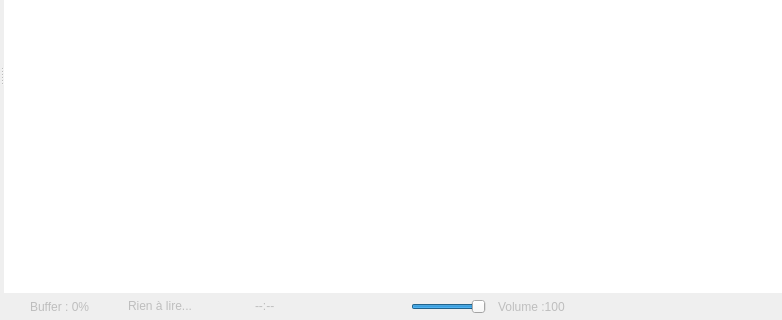
Before: the Qt Designer form src/mainwindow.ui in RxLaboratory/Dumep, drawn with Qt 5; both pictures show x 0 to 782 and y 173 to 493 of the 782 by 493 pixel window.
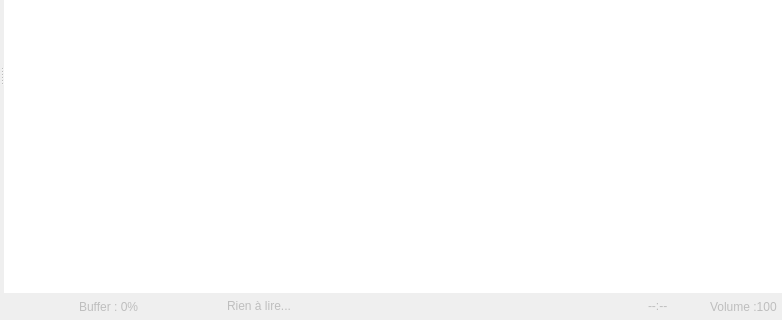
After: the same form once the commit is applied. Icons and pictures are not drawn.

Commit message: Improved volume slider

What changed in the file:
```diff
--- a/src/mainwindow.ui
+++ b/src/mainwindow.ui
@@ -127,6 +127,12 @@
          <property name="enabled">
           <bool>false</bool>
          </property>
+         <property name="sizePolicy">
+          <sizepolicy hsizetype="Expanding" vsizetype="Preferred">
+           <horstretch>0</horstretch>
+           <verstretch>0</verstretch>
+          </sizepolicy>
+         </property>
          <layout class="QHBoxLayout" name="playControlsLayout">
           <property name="spacing">
            <number>10</number>
@@ -187,7 +193,7 @@
             </property>
            </widget>
           </item>
-          <item>
+          <item alignment="Qt::AlignRight">
            <widget class="QLabel" name="durationLabel">
             <property name="sizePolicy">
              <sizepolicy hsizetype="Preferred" vsizetype="Fixed">
@@ -203,9 +209,15 @@
          </layout>
         </widget>
        </item>
-       <item>
+       <item alignment="Qt::AlignRight">
         <widget class="QWidget" name="volumeWidget" native="true">
-         <layout class="QHBoxLayout" name="horizontalLayout">
+         <property name="sizePolicy">
+          <sizepolicy hsizetype="Minimum" vsizetype="Preferred">
+           <horstretch>0</horstretch>
+           <verstretch>0</verstretch>
+          </sizepolicy>
+         </property>
+         <layout class="QHBoxLayout" name="volumeLayout">
           <property name="spacing">
            <number>10</number>
           </property>
@@ -221,43 +233,6 @@
           <property name="bottomMargin">
            <number>0</number>
           </property>
-          <item>
-           <widget class="QSlider" name="volumeSlider">
-            <property name="sizePolicy">
-             <sizepolicy hsizetype="Fixed" vsizetype="Fixed">
-              <horstretch>0</horstretch>
-              <verstretch>0</verstretch>
-             </sizepolicy>
-            </property>
-            <property name="minimumSize">
-             <size>
-              <width>75</width>
-              <height>0</height>
-             </size>
-            </property>
-            <property name="maximumSize">
-             <size>
-              <width>75</width>
-              <height>16777215</height>
-             </size>
-            </property>
-            <property name="maximum">
-             <number>100</number>
-            </property>
-            <property name="sliderPosition">
-             <number>100</number>
-            </property>
-            <property name="orientation">
-             <enum>Qt::Horizontal</enum>
-            </property>
-            <property name="tickPosition">
-             <enum>QSlider::NoTicks</enum>
-            </property>
-            <property name="tickInterval">
-             <number>25</number>
-            </property>
-           </widget>
-          </item>
           <item>
            <widget class="QSpinBox" name="volumeSpinBox">
             <property name="enabled">
```
The commit also changes 4 other files.
